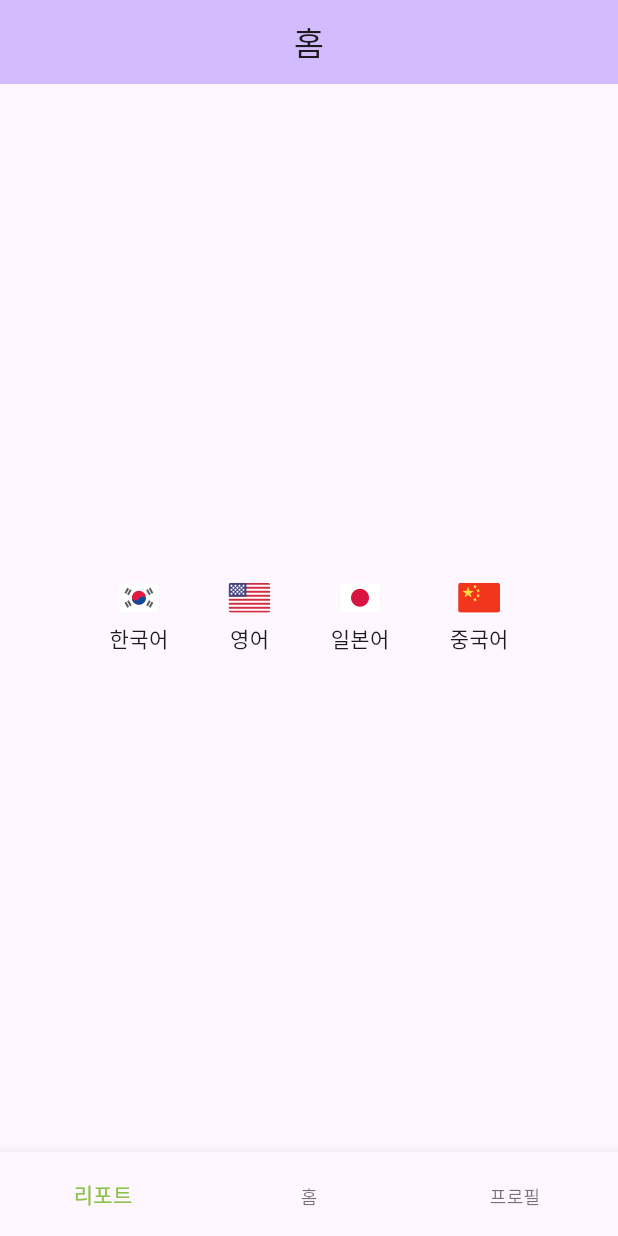
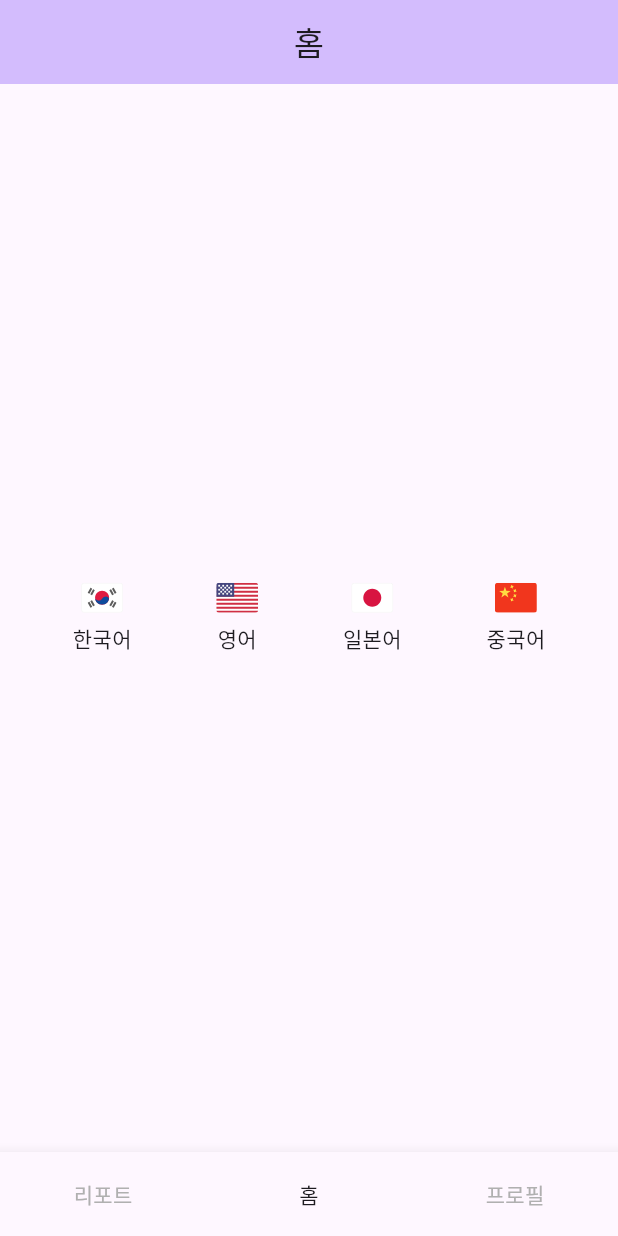
Before and after one commit to EscapeRoomEngs/study-language-flutter, a Flutter app: the screen it shows after launch, on a phone screen of 412 x 824 dp. Run offline on Flutter 3.47's test engine with Material 3 defaults, Android fonts, the light colour scheme and no system bars; our stand-ins replace flutter_svg.

Commit message:
refactor: 화면 구조 설정 변경 feat: bottom bar pageView 추가

```diff
--- a/lib/main.dart
+++ b/lib/main.dart
@@ -1,6 +1,8 @@
 import 'package:flutter/material.dart';
-import 'package:study_language/screen/home.dart';
+import 'package:study_language/screen/basic.dart';
 import 'package:study_language/screen/select_theme.dart';
+
+import 'navigation/routes.dart';
 
 void main() {
   runApp(const MainApp());
@@ -18,13 +20,8 @@ class MainApp extends StatelessWidget {
           useMaterial3: true,
         ),
         routes: {
-          Routes.home: (context) => const HomeScreen(),
+          Routes.home: (context) => const BasicScreen(),
           Routes.selectTheme: (context) => const SelectThemeScreen()
         });
   }
 }
-
-class Routes {
-  static const String home = "/home";
-  static const String selectTheme = "/selectTheme";
-}
--- /dev/null
+++ b/lib/navigation/routes.dart
@@ -0,0 +1,4 @@
+class Routes {
+  static const String home = "/home";
+  static const String selectTheme = "/selectTheme";
+}
--- /dev/null
+++ b/lib/screen/basic.dart
@@ -0,0 +1,75 @@
+import 'package:flutter/material.dart';
+import 'package:study_language/widget/basic/home.dart';
+import 'package:study_language/widget/basic/profile.dart';
+import 'package:study_language/widget/basic/report.dart';
+import 'package:study_language/widget/common/base_app_bar.dart';
+
+class BasicScreen extends StatefulWidget {
+  const BasicScreen({super.key});
+
+  @override
+  State<BasicScreen> createState() => _BasicScreenState();
+}
+
+class _BasicScreenState extends State<BasicScreen> {
+  @override
+  Widget build(BuildContext context) {
+    return Scaffold(
+      appBar: BaseAppBar(title: _bottomBarType[_selectedIndex].title),
+      body: PageView(
+        controller: _pageController,
+        children: const [
+          ReportComponent(),
+          HomeComponent(),
+          ProfileComponent()
+        ],
+        onPageChanged: (page) {
+          setState(() {
+            _selectedIndex = page;
+          });
+        },
+      ),
+      bottomNavigationBar: bottomNavigation(),
+    );
+  }
+
+  final PageController _pageController = PageController(initialPage: 1);
+
+  //region bottomNavigationBar
+  int _selectedIndex = 1;
+
+  final List<BottomBarType> _bottomBarType = [
+    BottomBarType("report", "리포트"),
+    BottomBarType("home", "홈"),
+    BottomBarType("profile", "프로필")
+  ];
+
+  Widget bottomNavigation() {
+    return BottomNavigationBar(
+      selectedFontSize: 0,
+      unselectedFontSize: 0,
+      items: _bottomBarType
+          .map((e) => BottomNavigationBarItem(
+              icon: Text(e.title,
+                  style: const TextStyle(color: Color(0xFFB0B0B0))),
+              activeIcon: Text(e.title),
+              label: ""))
+          .toList(),
+      currentIndex: _selectedIndex,
+      onTap: (index) {
+        setState(() {
+          _selectedIndex = index;
+          _pageController.jumpToPage(index);
+        });
+      },
+    );
+  }
+//endregion
+}
+
+class BottomBarType {
+  BottomBarType(this.type, this.title);
+
+  final String type;
+  final String title;
+}
--- a/lib/screen/home.dart
+++ /dev/null
@@ -1,86 +0,0 @@
-import 'package:flutter/material.dart';
-import 'package:flutter_svg/flutter_svg.dart';
-import 'package:study_language/main.dart';
-import 'package:study_language/widget/custom_app_bar.dart';
-
-class HomeScreen extends StatefulWidget {
-  const HomeScreen({super.key});
-
-  @override
-  State<HomeScreen> createState() => _HomeScreenState();
-}
-
-class _HomeScreenState extends State<HomeScreen> {
-  @override
-  Widget build(BuildContext context) {
-    return Scaffold(
-      appBar: const CustomAppBar(title: "홈"),
-      body: Row(
-          crossAxisAlignment: CrossAxisAlignment.center,
-          mainAxisAlignment: MainAxisAlignment.center,
-          children: <Widget>[
-            country(name: "한국어", image: 'assets/image/ic_flag_kr.svg'),
-            const SizedBox(width: 24),
-            country(name: "영어", image: 'assets/image/ic_flag_us.svg'),
-            const SizedBox(width: 24),
-            country(name: "일본어", image: 'assets/image/ic_flag_jp.svg'),
-            const SizedBox(width: 24),
-            country(name: "중국어", image: 'assets/image/ic_flag_cn.svg')
-          ]),
-      bottomNavigationBar: bottomNavigation(),
-    );
-  }
-
-  //region body
-
-  Widget country({required String name, required String image}) {
-    return Center(
-        child: InkWell(
-            onTap: () => {Navigator.pushNamed(context, Routes.selectTheme)},
-            child: Container(
-                padding: const EdgeInsets.all(8.0),
-                child: Column(
-                  mainAxisSize: MainAxisSize.min,
-                  mainAxisAlignment: MainAxisAlignment.center,
-                  children: [
-                    SvgPicture.asset(image),
-                    const SizedBox(height: 7),
-                    Text(name)
-                  ],
-                ))));
-  }
-
-  //endregion
-
-  //region bottomNavigationBar
-  int _selectedIndex = 0;
-
-  void _onItemTapped(int index) {
-    setState(() {
-      _selectedIndex = index;
-    });
-  }
-
-  Widget bottomNavigation() {
-    return BottomNavigationBar(
-      items: const <BottomNavigationBarItem>[
-        BottomNavigationBarItem(
-          icon: Icon(Icons.text_snippet, size: 0),
-          label: '리포트',
-        ),
-        BottomNavigationBarItem(
-          icon: Icon(Icons.text_snippet, size: 0),
-          label: '홈',
-        ),
-        BottomNavigationBarItem(
-          icon: Icon(Icons.text_snippet, size: 0),
-          label: '프로필',
-        )
-      ],
-      currentIndex: _selectedIndex,
-      selectedItemColor: Colors.lightGreen,
-      onTap: _onItemTapped,
-    );
-  }
-//endregion
-}
--- a/lib/screen/select_theme.dart
+++ b/lib/screen/select_theme.dart
@@ -1,6 +1,5 @@
 import 'package:flutter/material.dart';
-import 'package:flutter_svg/flutter_svg.dart';
-import 'package:study_language/widget/custom_app_bar.dart';
+import 'package:study_language/widget/common/base_app_bar.dart';
 
 class SelectThemeScreen extends StatefulWidget {
   const SelectThemeScreen({super.key});
@@ -13,13 +12,9 @@ class _SelectThemeScreenState extends State<SelectThemeScreen> {
   @override
   Widget build(BuildContext context) {
     return Scaffold(
-      appBar: const CustomAppBar(title: "영어"),
-      body: Column(mainAxisAlignment: MainAxisAlignment.center,
-          children:<Widget>[
-
-          ]),
+      appBar: const BaseAppBar(title: "영어"),
+      body: Column(
+          mainAxisAlignment: MainAxisAlignment.center, children: <Widget>[]),
     );
   }
-
-
 }
--- /dev/null
+++ b/lib/widget/basic/home.dart
@@ -0,0 +1,43 @@
+import 'package:flutter/material.dart';
+
+import '../../navigation/routes.dart';
+import '../common/icon_vertical_button.dart';
+
+class HomeComponent extends StatefulWidget {
+  const HomeComponent({super.key});
+
+  @override
+  State<HomeComponent> createState() => _HomeComponent();
+}
+
+class _HomeComponent extends State<HomeComponent> {
+  final List<Country> _country = [
+    Country("한국어", "assets/image/ic_flag_kr.svg"),
+    Country("영어", "assets/image/ic_flag_us.svg"),
+    Country("일본어", "assets/image/ic_flag_jp.svg"),
+    Country("중국어", "assets/image/ic_flag_cn.svg"),
+  ];
+
+  @override
+  Widget build(BuildContext context) {
+    return Row(
+        crossAxisAlignment: CrossAxisAlignment.center,
+        mainAxisAlignment: MainAxisAlignment.spaceEvenly,
+        children: _country
+            .map((e) => IconVerticalButton(
+                name: e.name,
+                image: e.image,
+                onClick: () => {
+                      Navigator.pushNamed(context, Routes.selectTheme,
+                          arguments: {"title": e.name})
+                    }))
+            .toList());
+  }
+}
+
+class Country {
+  final String name;
+  final String image;
+
+  Country(this.name, this.image);
+}
--- /dev/null
+++ b/lib/widget/basic/profile.dart
@@ -0,0 +1,15 @@
+import 'package:flutter/material.dart';
+
+class ProfileComponent extends StatelessWidget {
+  const ProfileComponent({super.key});
+
+  @override
+  Widget build(BuildContext context) {
+    return Container(
+      width: double.infinity,
+      height: double.infinity,
+      color: Colors.lightGreen,
+      child: const Text("프로필 화면입니다."),
+    );
+  }
+}
--- /dev/null
+++ b/lib/widget/basic/report.dart
@@ -0,0 +1,15 @@
+import 'package:flutter/material.dart';
+
+class ReportComponent extends StatelessWidget {
+  const ReportComponent({super.key});
+
+  @override
+  Widget build(BuildContext context) {
+    return Container(
+      width: double.infinity,
+      height: double.infinity,
+      color: Colors.lightBlue,
+      child: const Text("리포트 화면입니다."),
+    );
+  }
+}
--- a/lib/widget/custom_app_bar.dart
+++ b/lib/widget/common/base_app_bar.dart
@@ -1,7 +1,7 @@
 import 'package:flutter/material.dart';
 
-class CustomAppBar extends StatelessWidget implements PreferredSizeWidget {
-  const CustomAppBar({super.key, required this.title});
+class BaseAppBar extends StatelessWidget implements PreferredSizeWidget {
+  const BaseAppBar({super.key, required this.title});
 
   final String title;
 
--- /dev/null
+++ b/lib/widget/common/icon_vertical_button.dart
@@ -0,0 +1,32 @@
+import 'package:flutter/material.dart';
+import 'package:flutter_svg/flutter_svg.dart';
+
+class IconVerticalButton extends StatelessWidget {
+  const IconVerticalButton(
+      {super.key,
+      required this.name,
+      required this.image,
+      required this.onClick});
+
+  final String name;
+  final String image;
+  final Function onClick;
+
+  @override
+  Widget build(BuildContext context) {
+    return Center(
+        child: InkWell(
+            onTap: () => {onClick()},
+            child: Container(
+                padding: const EdgeInsets.all(8.0),
+                child: Column(
+                  mainAxisSize: MainAxisSize.min,
+                  mainAxisAlignment: MainAxisAlignment.center,
+                  children: [
+                    SvgPicture.asset(image),
+                    const SizedBox(height: 7),
+                    Text(name)
+                  ],
+                ))));
+  }
+}
```
